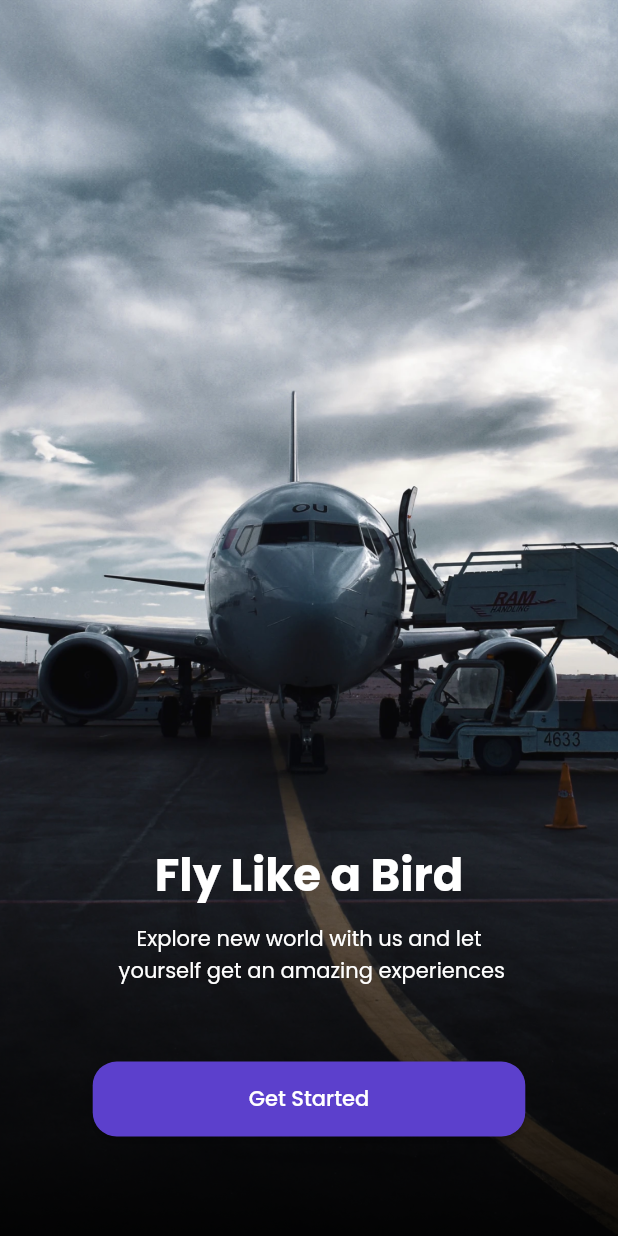
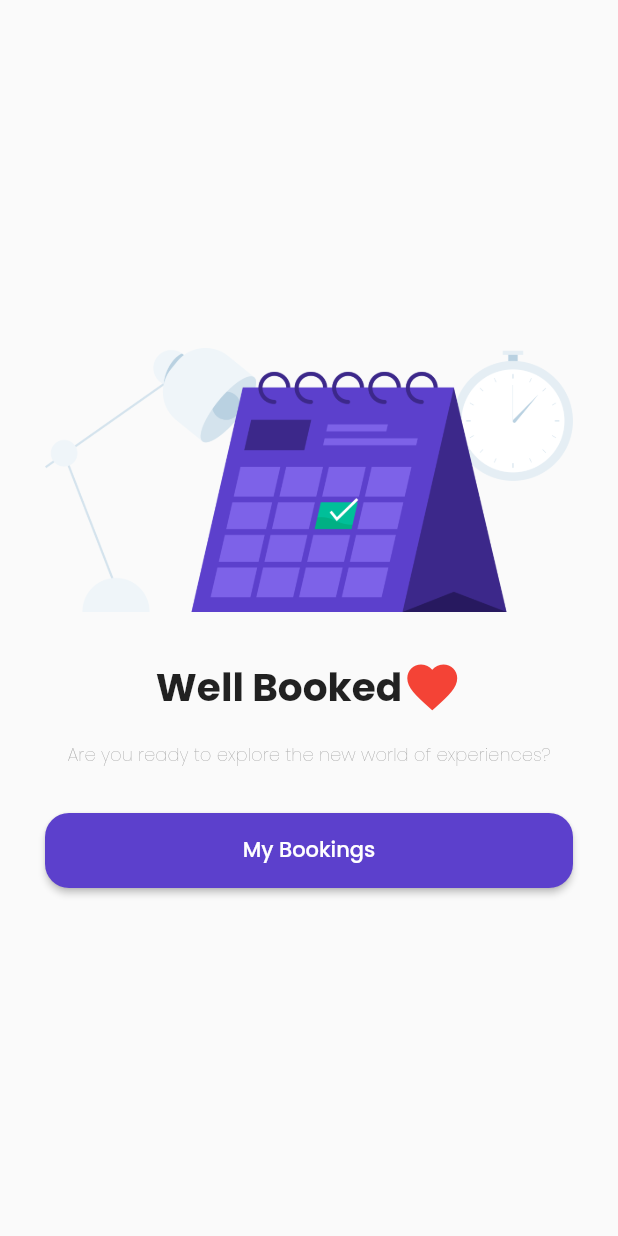
Before and after one commit to haidar-jpr/Airplane-Shamo-Repo, a Flutter app: the screen it shows after launch, on a phone screen of 412 x 824 dp. Run offline on Flutter 3.47's test engine with Material 2 defaults, Android fonts, the phone set to English and light mode, and no system bars; our stand-ins replace google_fonts, group_button.

Commit message:
adding choose seat file but, it's only half-finished and add success checkout file

```diff
--- a/lib/main.dart
+++ b/lib/main.dart
@@ -1,9 +1,11 @@
 import 'package:airplane_shamo/screens/bonus_saldo_screen.dart';
+import 'package:airplane_shamo/screens/choose_seat_screen.dart';
 import 'package:airplane_shamo/screens/details_screen.dart';
 import 'package:airplane_shamo/screens/get_started_screen.dart';
 import 'package:airplane_shamo/screens/home_screen.dart';
 import 'package:airplane_shamo/screens/sign_up_screen.dart';
 import 'package:airplane_shamo/screens/splash_screen.dart';
+import 'package:airplane_shamo/screens/success_checkout_screen.dart';
 import 'package:flutter/material.dart';
 
 void main() {
@@ -18,12 +20,14 @@
     return MaterialApp(
       debugShowCheckedModeBanner: false,
       routes: {
-        '/': (context) => const SplashScreen(),
-        '/get-started': (context) => const GetStartedScreen(),
-        '/sign-up': (context) => const SignUpScreen(),
-        '/bonus-saldo': (context) => const BonusSaldo(),
-        '/home-main': (context) => const HomeScreen(),
-        '/details': (context) => const DetailScreen(),
+        '/': (_) => const SplashScreen(),
+        '/get-started': (_) => const GetStartedScreen(),
+        '/sign-up': (_) => const SignUpScreen(),
+        '/bonus-saldo': (_) => const BonusSaldo(),
+        '/home-main': (_) => const HomeScreen(),
+        '/details': (_) => const DetailScreen(),
+        '/choose-seat': (_) => const ChoseSeatScreen(),
+        '/success-checkout': (_) => const SuccessCheckoutScreen(),
       },
     );
   }
--- a/lib/screens/splash_screen.dart
+++ b/lib/screens/splash_screen.dart
@@ -1,6 +1,5 @@
 import 'dart:async';
 
-import 'package:airplane_shamo/screens/get_started_screen.dart';
 import 'package:flutter/material.dart';
 
 import '../widgets/themes.dart';
@@ -17,9 +16,9 @@ class _SplashScreenState extends State<SplashScreen> {
   void initState() {
     // TODO: implement initState
     Timer(
-      Duration(seconds: 4),
+      const Duration(seconds: 4),
       () {
-        Navigator.pushReplacementNamed(context, '/get-started');
+        Navigator.pushReplacementNamed(context, '/success-checkout');
       },
     );
     super.initState();
--- /dev/null
+++ b/lib/screens/success_checkout_screen.dart
@@ -0,0 +1,69 @@
+import 'package:flutter/material.dart';
+
+import '../widgets/custom_button.dart';
+import '../widgets/themes.dart';
+
+class SuccessCheckoutScreen extends StatelessWidget {
+  const SuccessCheckoutScreen({Key? key}) : super(key: key);
+
+  @override
+  Widget build(BuildContext context) {
+    return Scaffold(
+      backgroundColor: colorBg2,
+      body: Container(
+        margin: EdgeInsets.symmetric(
+          horizontal: 30,
+          vertical: defaultMargin,
+        ),
+        child: Column(
+          mainAxisAlignment: MainAxisAlignment.center,
+          children: [
+            /// !Image section
+            Image.asset('assets/icons/icon-calendar.png'),
+            SizedBox(height: defaultMargin),
+
+            /// !Text
+            Row(
+              mainAxisAlignment: MainAxisAlignment.center,
+              children: [
+                Text(
+                  'Well Booked',
+                  style: textStyle1.copyWith(
+                    fontSize: 26,
+                    fontWeight: FontWeight.bold,
+                  ),
+                ),
+                const Icon(
+                  Icons.favorite,
+                  color: Colors.red,
+                  size: 40,
+                )
+              ],
+            ),
+            SizedBox(height: defaultBorder),
+
+            ///! Text message
+            Text(
+              'Are you ready to explore the new world of experiences?',
+              style: textStyle1.copyWith(
+                fontSize: 12,
+                fontWeight: FontWeight.w100,
+                color: Colors.grey,
+              ),
+              textAlign: TextAlign.center,
+            ),
+            SizedBox(height: defaultMargin),
+
+            /// !Button section
+            CustomBotton(
+              press: () {},
+              width: double.infinity,
+              height: 50,
+              name: 'My Bookings',
+            )
+          ],
+        ),
+      ),
+    );
+  }
+}
--- a/lib/widgets/custom_button.dart
+++ b/lib/widgets/custom_button.dart
@@ -6,13 +6,13 @@ class CustomBotton extends StatelessWidget {
   const CustomBotton({
     Key? key,
     required this.press,
-    this.width,
+    required this.width,
     required this.height,
     required this.name,
   }) : super(key: key);
 
   final VoidCallback press;
-  final double? width;
+  final double width;
   final double height;
   final String name;
 
@@ -22,7 +22,7 @@ class CustomBotton extends StatelessWidget {
       onPressed: press,
       style: ElevatedButton.styleFrom(
         minimumSize: Size(
-          width!,
+          width,
           height,
         ),
         shape: RoundedRectangleBorder(
```
Also changed, not shown: lib/screens/choose_seat_screen.dart (added, +136 -0 lines), pubspec.yaml (+1 -6 lines), pubspec.lock.
